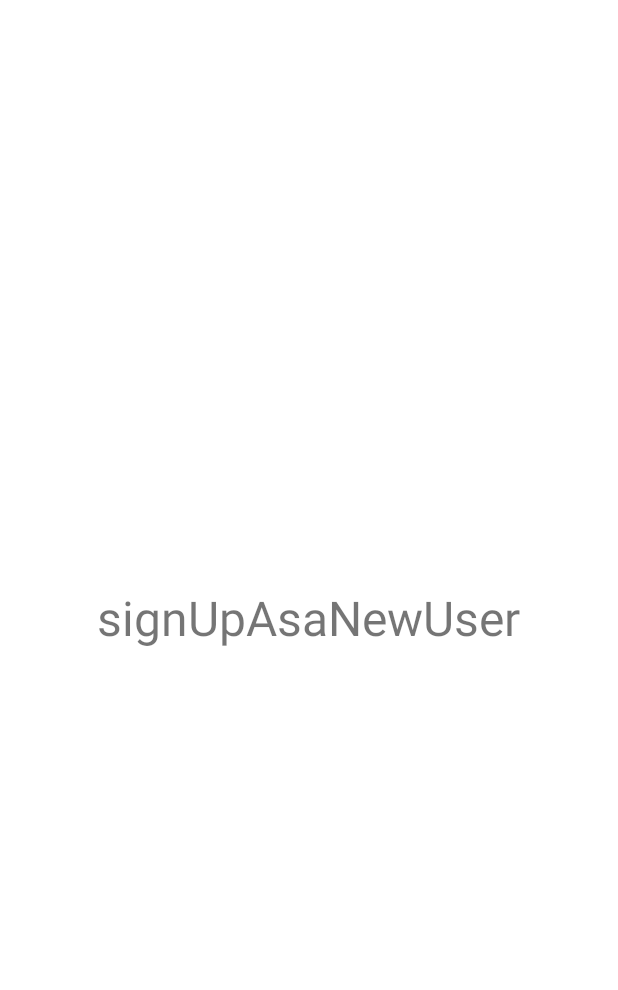
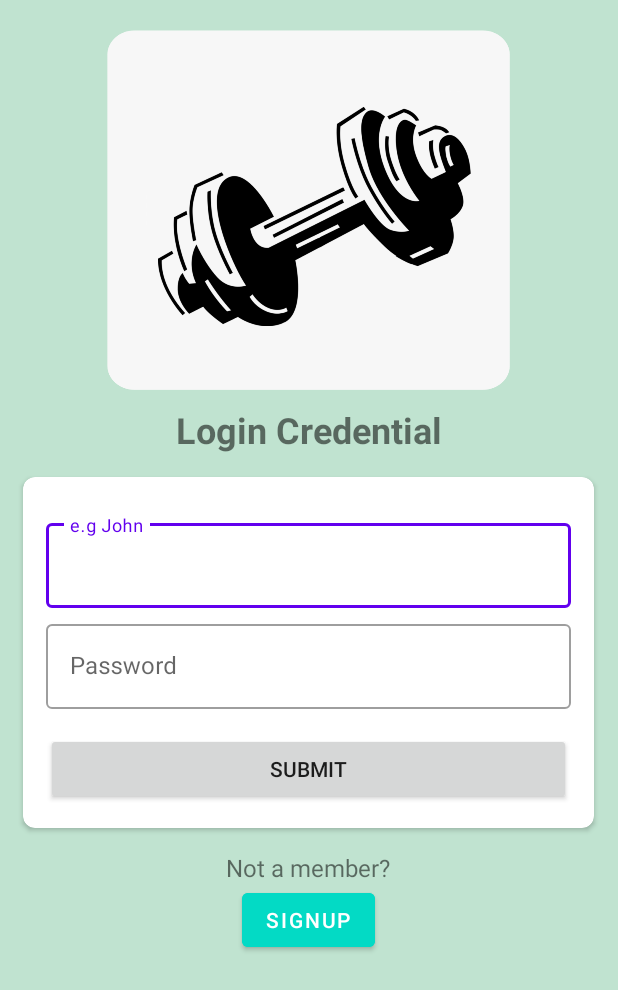
Before and after one commit to Sabbbir/HealthY, an Android app: the SignUp screen opened directly, with no data from a screen before it, on a phone screen of 412 x 824 dp. Shown: the top 990 px of the screen. Run offline under Robolectric (Android 15) with nearby library versions, the phone set to English and light mode, and no system bars.

Commit message:
okay-okay

```diff
--- a/app/src/main/AndroidManifest.xml
+++ b/app/src/main/AndroidManifest.xml
@@ -13,6 +13,13 @@
         android:supportsRtl="true"
         android:theme="@style/Theme.HealthY"
         tools:targetApi="31">
+        <activity
+            android:name=".Login_Activity"
+            android:exported="false">
+            <meta-data
+                android:name="android.app.lib_name"
+                android:value="" />
+        </activity>
         <activity
             android:name=".Register_Activity"
             android:exported="false">
--- /dev/null
+++ b/app/src/main/java/com/example/healthy/Login_Activity.java
@@ -0,0 +1,56 @@
+package com.example.healthy;
+
+import androidx.appcompat.app.AppCompatActivity;
+
+import android.content.Intent;
+import android.os.Bundle;
+import android.util.Log;
+import android.view.View;
+import android.widget.Button;
+import android.widget.EditText;
+import android.widget.ProgressBar;
+
+import com.google.android.gms.tasks.Task;
+import com.google.firebase.auth.AuthResult;
+import com.google.firebase.auth.FirebaseAuth;
+
+public class Login_Activity extends AppCompatActivity {
+
+    @Override
+    protected void onCreate(Bundle savedInstanceState) {
+        super.onCreate(savedInstanceState);
+        setContentView(R.layout.activity_login);
+
+        Button register = findViewById(R.id.sign_up);
+        register.setOnClickListener((view) -> {
+            startActivity(new Intent(this, Register_Activity.class));
+        });
+        Button login = findViewById(R.id.submit);
+        login.setOnClickListener(view -> {
+
+            EditText Email = findViewById(R.id.ET_username);
+            EditText PassWord = findViewById(R.id.ET_password);
+            String email = Email.getText().toString().trim();
+            String password = PassWord.getText().toString().trim();
+            Login(email, password);
+            //startActivity(new Intent(this, MainActivity.class));
+        });
+    }
+
+    private void Login(String email, String password) {
+        FirebaseAuth mAuth = FirebaseAuth.getInstance();
+        mAuth.signInWithEmailAndPassword(email, password)
+                .addOnCompleteListener((Task<AuthResult> task) -> {
+                    if (!task.isSuccessful()) {
+                        Log.i("Curr Logined", "Failed");
+                        ;
+                    } else {
+                        Log.i("Curr Logined", "Successfully");
+
+                        Intent i = new Intent(this, Register_Activity.class);
+                        startActivity(i);
+
+                    }
+                });
+    }
+}
--- a/app/src/main/java/com/example/healthy/MainActivity.kt
+++ b/app/src/main/java/com/example/healthy/MainActivity.kt
@@ -9,7 +9,8 @@ class MainActivity : AppCompatActivity() {
     override fun onCreate(savedInstanceState: Bundle?) {
         super.onCreate(savedInstanceState)
         setContentView(R.layout.activity_main)
-        startActivity(Intent(this, Register_Activity::class.java))
+        //startActivity(Intent(this, Register_Activity::class.java))
+        startActivity(Intent(this, Login_Activity::class.java))
 
 //        workout_Login_cred_submit.setOnClickListener {
 //            val login_submit = Intent(this, MenuPage::class.java)
@@ -19,5 +20,5 @@ class MainActivity : AppCompatActivity() {
 //            val sign_up = Intent(this, SignUp::class.java)
 //            startActivity(sign_up)
 //        }
-  }
+    }
 }
--- a/app/src/main/java/com/example/healthy/Register_Activity.java
+++ b/app/src/main/java/com/example/healthy/Register_Activity.java
@@ -119,6 +119,7 @@ public class Register_Activity extends AppCompatActivity {
                         Log.i("Registered", "Sucessfull");
 //                        Intent intent = new Intent(this, LoginActivity.class);
 //                        startActivity(intent);
+                        startActivity(new Intent(this, Login_Activity.class));
                     }
                 });
 
--- a/app/src/main/java/com/example/healthy/SignUp.kt
+++ b/app/src/main/java/com/example/healthy/SignUp.kt
@@ -6,7 +6,7 @@ import android.os.Bundle
 class SignUp : AppCompatActivity() {
     override fun onCreate(savedInstanceState: Bundle?) {
         super.onCreate(savedInstanceState)
-        setContentView(R.layout.activity_sign_up)
+        setContentView(R.layout.activity_login)
 // changed my code
         // from sabbir message
     }
--- /dev/null
+++ b/app/src/main/res/layout/activity_login.xml
@@ -0,0 +1,105 @@
+<?xml version="1.0" encoding="utf-8"?>
+<LinearLayout xmlns:android="http://schemas.android.com/apk/res/android"
+    xmlns:app="http://schemas.android.com/apk/res-auto"
+    xmlns:tools="http://schemas.android.com/tools"
+    android:background="@color/workout_color_bg"
+    tools:layout_gravity="center"
+    android:layout_width="match_parent"
+    android:layout_height="match_parent"
+    tools:context=".MainActivity">
+
+    <LinearLayout
+        android:layout_width="wrap_content"
+        android:layout_height="wrap_content"
+        android:orientation="vertical"
+        android:gravity="center_horizontal"
+        >
+        <ImageView
+            android:layout_marginTop="20dp"
+            android:id="@+id/imageView"
+            android:layout_width="411dp"
+            android:layout_height="240dp"
+            app:srcCompat="@drawable/bg"
+            android:layout_marginBottom="10dp"
+            />
+        <TextView
+            android:layout_width="match_parent"
+            android:layout_height="wrap_content"
+            android:text="@string/login_cred"
+            android:gravity="center"
+            android:textStyle="bold"
+            android:textSize="24sp"
+            />
+        <androidx.cardview.widget.CardView
+            android:layout_width="match_parent"
+            android:layout_height="wrap_content"
+            android:layout_gravity="center"
+            android:layout_margin="15dp"
+            app:cardCornerRadius="8dp"
+            >
+            <LinearLayout
+                android:layout_width="match_parent"
+                android:layout_height="wrap_content"
+                android:orientation="vertical"
+                android:padding="15dp">
+
+                <com.google.android.material.textfield.TextInputLayout
+                    android:layout_width="match_parent"
+                    android:layout_height="wrap_content"
+                    android:layout_marginTop="10dp"
+                    style="@style/Widget.MaterialComponents.TextInputLayout.OutlinedBox"
+                    >
+                    <androidx.appcompat.widget.AppCompatEditText
+                        android:id="@+id/ET_username"
+                        android:layout_width="match_parent"
+                        android:layout_height="wrap_content"
+                        android:hint="@string/eg_john"
+                        android:inputType="textPersonName"
+                        android:backgroundTint="@color/teal_200"
+                        />
+                    <com.google.android.material.textfield.TextInputLayout
+                        android:layout_width="match_parent"
+                        android:layout_height="wrap_content"
+                        android:layout_marginTop="5dp"
+                        style="@style/Widget.MaterialComponents.TextInputLayout.OutlinedBox"
+                        >
+                        <androidx.appcompat.widget.AppCompatEditText
+                            android:id="@+id/ET_password"
+                            android:layout_width="match_parent"
+                            android:layout_height="match_parent"
+                            android:hint="@string/password"
+                            android:inputType="textPassword"
+                            android:backgroundTint="@color/teal_200"
+                            />
+                        <androidx.appcompat.widget.AppCompatButton
+                            android:id="@+id/submit"
+                            android:layout_width="match_parent"
+                            android:layout_height="wrap_content"
+                            android:gravity="center"
+                            android:text="@string/submit"
+                            android:layout_marginTop="16dp"
+                            >
+                        </androidx.appcompat.widget.AppCompatButton>
+                    </com.google.android.material.textfield.TextInputLayout>
+                </com.google.android.material.textfield.TextInputLayout>
+
+            </LinearLayout>
+        </androidx.cardview.widget.CardView>
+        <TextView
+            android:layout_width="match_parent"
+            android:layout_height="wrap_content"
+            android:text="@string/notamember"
+            android:gravity="center"
+            android:textSize="16sp"
+
+            />
+        <Button
+            android:id="@+id/sign_up"
+            android:layout_width="wrap_content"
+            android:layout_height="wrap_content"
+            android:text="@string/signup"
+            android:backgroundTint="@color/teal_200"
+            />
+    </LinearLayout>
+
+</LinearLayout>
--- a/app/src/main/res/layout/activity_register.xml
+++ b/app/src/main/res/layout/activity_register.xml
@@ -80,7 +80,7 @@
                 android:id="@+id/height"
                 android:layout_width="match_parent"
                 android:layout_height="wrap_content"
-                android:inputType="number"
+                android:inputType="numberDecimal"
                 android:maxLines="1"
                 android:textColor="@color/black"
                 android:textSize="15sp" />
@@ -97,7 +97,7 @@
                 android:id="@+id/edt_txt_wt"
                 android:layout_width="match_parent"
                 android:layout_height="wrap_content"
-                android:inputType="number"
+                android:inputType="numberDecimal"
                 android:maxLines="1"
                 android:textColor="@color/black"
                 android:textSize="15sp" />
--- a/app/src/main/res/layout/activity_sign_up.xml
+++ /dev/null
@@ -1,25 +0,0 @@
-<?xml version="1.0" encoding="utf-8"?>
-<androidx.constraintlayout.widget.ConstraintLayout xmlns:android="http://schemas.android.com/apk/res/android"
-    xmlns:app="http://schemas.android.com/apk/res-auto"
-    xmlns:tools="http://schemas.android.com/tools"
-    android:layout_width="match_parent"
-    android:layout_height="match_parent"
-
-    tools:context=".SignUp">
-
-
-    <LinearLayout
-        android:layout_width="match_parent"
-        android:layout_height="match_parent"
-        android:orientation="horizontal"
-        android:gravity="center"
-        >
-
-        <TextView
-            android:layout_width="wrap_content"
-            android:layout_height="wrap_content"
-            android:text="@string/signupasanewuser"
-            android:textSize="32sp" />
-
-    </LinearLayout>
-</androidx.constraintlayout.widget.ConstraintLayout>
```
